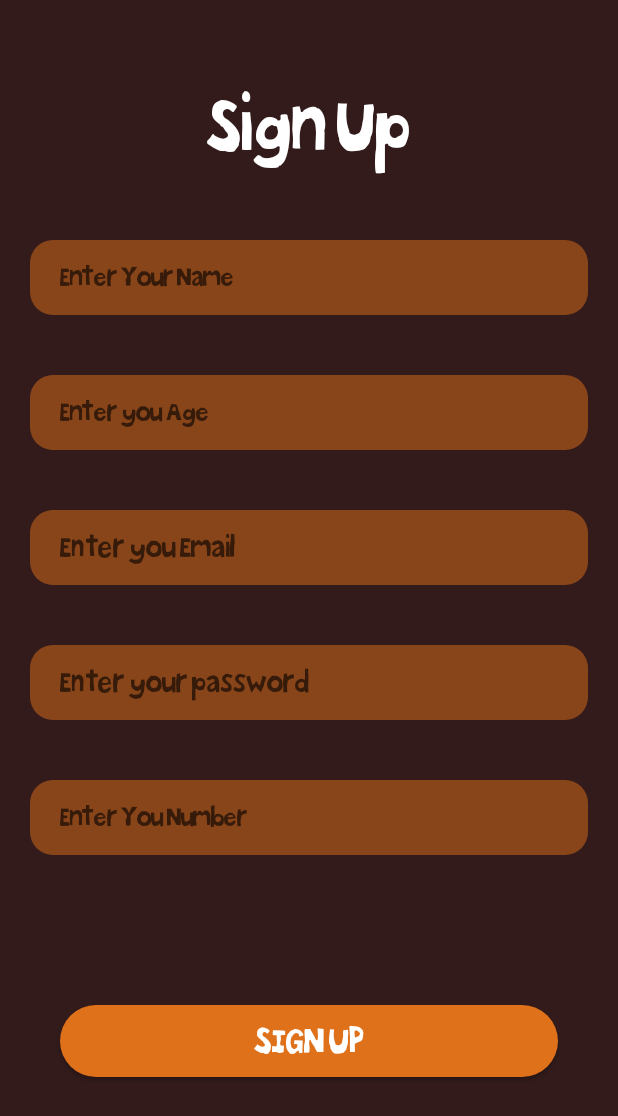
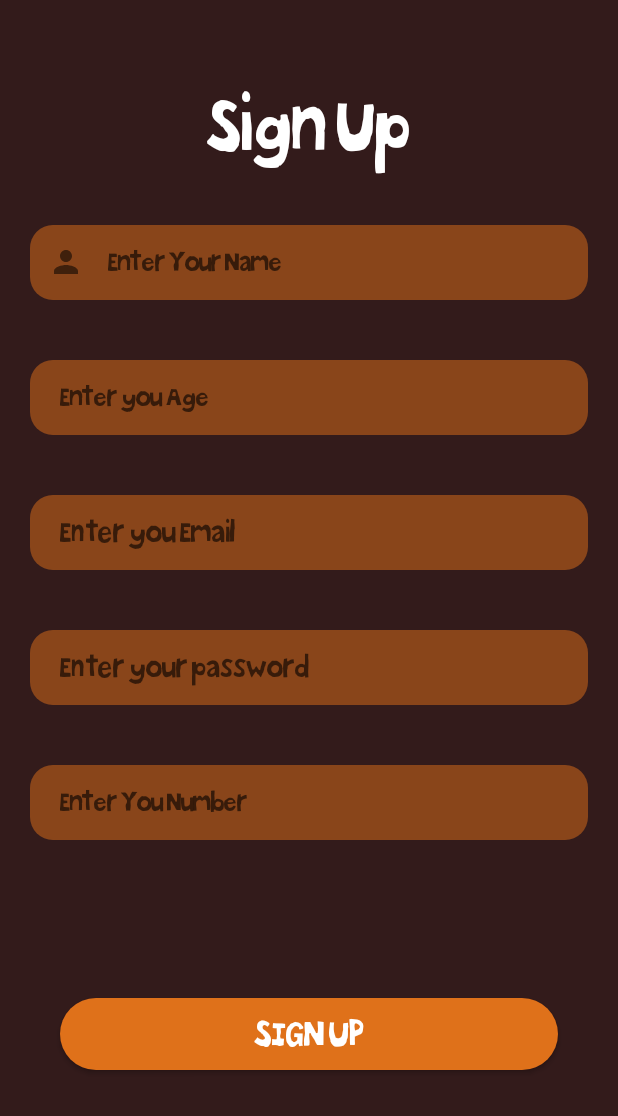
Before and after one commit to SuhibAlabed/GentleApp, an Android app: the SignUpPage screen opened directly, with no data from a screen before it, on a phone screen of 412 x 824 dp. Shown: the top 1116 px of the screen. Run offline under Robolectric (Android 15) with nearby library versions, the phone set to English and light mode, and no system bars; our stand-ins replace Firebase (no records; nobody signed in at launch, a user with empty details on screens opened directly).

Commit message:
Update On EditText Name On Signup Screen

```diff
--- a/app/src/main/java/com/example/gentleman_v13/MainPage.java
+++ b/app/src/main/java/com/example/gentleman_v13/MainPage.java
@@ -43,22 +43,24 @@ public class MainPage extends Utilities implements NavigationView.OnNavigationIt
     private NavigationView navigationView;
     private BottomNavigationView bottomNavigation;
     private boolean mSlideState=false;
-    Map<String, Object> user = new HashMap<>();
+    //Map<String, Object> user = new HashMap<>();
     TextView UserName;
     @Override
     protected void onCreate(Bundle savedInstanceState) {
         super.onCreate(savedInstanceState);
         setContentView(R.layout.activity_main_page);
-        mAuth = FirebaseAuth.getInstance();
+        mAuth                                 = FirebaseAuth.getInstance();
 
-        UserName = (TextView) findViewById(R.id.Username);
-        drawerLayout = (DrawerLayout) findViewById(R.id.drawerLayout);
-        navigationView = findViewById(R.id.navigationView);
-        bottomNavigation = findViewById(R.id.bottom_navigation);
-        final FragmentTransaction transaction = getSupportFragmentManager().beginTransaction();
+        UserName                              = (TextView) findViewById(R.id.Username);
+        drawerLayout                          = (DrawerLayout) findViewById(R.id.drawerLayout);
 
-        HomeFragment homeFragment = new HomeFragment();
-        FavoritesFragment favoritesFragment = new FavoritesFragment();
+        navigationView                        = findViewById(R.id.navigationView);
+        bottomNavigation                      = findViewById(R.id.bottom_navigation);
+
+        FragmentTransaction transaction = getSupportFragmentManager().beginTransaction();
+
+        HomeFragment homeFragment             = new HomeFragment();
+        FavoritesFragment favoritesFragment   = new FavoritesFragment();
 
         //Listener for Sidebar items
         navigationView.setNavigationItemSelectedListener(new NavigationView.OnNavigationItemSelectedListener() {
@@ -66,7 +68,6 @@ public class MainPage extends Utilities implements NavigationView.OnNavigationIt
             public boolean onNavigationItemSelected(@NonNull MenuItem item) {
                 switch(item.getItemId()){
                     case R.id.LogoutBtn:
-//                        sideBar();
                         signOut();
                         break;
                     case R.id.Settings:
@@ -75,26 +76,20 @@ public class MainPage extends Utilities implements NavigationView.OnNavigationIt
                 return true;
             }
         });
+
+
         //Listener for Bottom navigation
         bottomNavigation.setOnItemSelectedListener(new  NavigationBarView.OnItemSelectedListener(){
             @Override
             public boolean onNavigationItemSelected(@NonNull MenuItem item) {
                 switch(item.getItemId()){
                     case R.id.Home:
-//                        getSupportFragmentManager().beginTransaction().replace(R.id.flFragment, homeFragment).commit();
                         getSupportFragmentManager().beginTransaction().replace(R.id.flFragment, homeFragment).commit();
-//                        transaction.replace(R.id.flFragment, homeFragment);
-//                        transaction.addToBackStack(null);
-//                        transaction.commit();
                         return true;
                     case R.id.Menu:
                         sideBar();
                       break;
                     case R.id.Save:
-
-//                        transaction.replace(R.id.flFragment, favoritesFragment);
-//                        transaction.addToBackStack(null);
-//                        transaction.commit();
                         getSupportFragmentManager().beginTransaction().replace(R.id.flFragment, favoritesFragment).commit();
                         return true;
                     default:
@@ -122,16 +117,17 @@ public class MainPage extends Utilities implements NavigationView.OnNavigationIt
 
     }
 
-//   When Start App
+//  When Start this Page
     public void onStart() {
         super.onStart();
+        bottomNavigation.setSelectedItemId(R.id.Home);
         // Check if user is signed in (non-null) and update UI accordingly.
         FirebaseUser currentUser = mAuth.getCurrentUser();
         if(currentUser != null){
             getData(currentUser.getUid());
-//            CheckAdmin(currentUser.getUid());
-//            Toast.makeText(getApplicationContext(), currentUser.getUid(),
-//                    Toast.LENGTH_SHORT).show();
+//           CheckAdmin(currentUser.getUid());
+//           Toast.makeText(getApplicationContext(), currentUser.getUid(),
+//           Toast.LENGTH_SHORT).show();
         }else{
             UserName.setText("Guest");
         }
@@ -139,15 +135,16 @@ public class MainPage extends Utilities implements NavigationView.OnNavigationIt
     }
 
 
-//Sign Out Button
+   //Sign Out Button
     public void signOut() {
         FirebaseAuth.getInstance().signOut();
         Intent MainActivity= new Intent(getApplicationContext(),MainActivity.class);
         startActivity(MainActivity);
     }
 
+
+    //Retrieve The Date from Firebase by UserId
     public void getData(String UserId){
-
         FirebaseFirestore db = FirebaseFirestore.getInstance();
         db.collection("users")
                 .whereEqualTo("UserId", UserId)
@@ -157,7 +154,7 @@ public class MainPage extends Utilities implements NavigationView.OnNavigationIt
                     public void onComplete(@NonNull Task<QuerySnapshot> task) {
                         if (task.isSuccessful()) {
                             for (QueryDocumentSnapshot document : task.getResult()) {
-//                                Log.d(TAG, document.getId() + " => " + document.getData());
+                              //Log.d(TAG, document.getId() + " => " + document.getData());
                                 UserName.setText(document.getString("FullName"));
                             }
                         } else {
@@ -170,14 +167,6 @@ public class MainPage extends Utilities implements NavigationView.OnNavigationIt
 
 
 
-//    public void sideBar(){
-//        ActionBarDrawerToggle actionBarDrawerToggle  = new ActionBarDrawerToggle(this,drawerLayout,R.string.open,R.string.close);
-//        drawerLayout.addDrawerListener(actionBarDrawerToggle);
-//        actionBarDrawerToggle.syncState();
-//        navigationView.setNavigationItemSelectedListener(this);
-//    }
-
-
     @Override
     public boolean onNavigationItemSelected(@NonNull MenuItem item) {
         return false;
@@ -188,6 +177,8 @@ public class MainPage extends Utilities implements NavigationView.OnNavigationIt
 
     }
 
+
+
     @SuppressLint("RtlHardcoded")
     public void sideBar() {
         if(mSlideState){
--- /dev/null
+++ b/app/src/main/res/drawable/ic_baseline_check_circle_24.xml
@@ -0,0 +1,5 @@
+<vector android:height="24dp" android:tint="#FFFFFF"
+    android:viewportHeight="24" android:viewportWidth="24"
+    android:width="24dp" xmlns:android="http://schemas.android.com/apk/res/android">
+    <path android:fillColor="@android:color/white" android:pathData="M12,2C6.48,2 2,6.48 2,12s4.48,10 10,10 10,-4.48 10,-10S17.52,2 12,2zM10,17l-5,-5 1.41,-1.41L10,14.17l7.59,-7.59L19,8l-9,9z"/>
+</vector>
--- /dev/null
+++ b/app/src/main/res/drawable/ic_baseline_person_24.xml
@@ -0,0 +1,5 @@
+<vector android:height="24dp" android:tint="#FFFFFF"
+    android:viewportHeight="24" android:viewportWidth="24"
+    android:width="24dp" xmlns:android="http://schemas.android.com/apk/res/android">
+    <path android:fillColor="@android:color/white" android:pathData="M12,12c2.21,0 4,-1.79 4,-4s-1.79,-4 -4,-4 -4,1.79 -4,4 1.79,4 4,4zM12,14c-2.67,0 -8,1.34 -8,4v2h16v-2c0,-2.66 -5.33,-4 -8,-4z"/>
+</vector>
--- a/app/src/main/res/layout/activity_sign_up_page.xml
+++ b/app/src/main/res/layout/activity_sign_up_page.xml
@@ -23,25 +23,75 @@
         app:layout_constraintTop_toTopOf="parent" />
 
 
-    <EditText
-        android:id="@+id/editTextTextPersonName"
+<!--    <com.google.android.material.textfield.TextInputLayout-->
+<!--        android:id="@+id/editTextTextPersonName"-->
+<!--        android:layout_width="match_parent"-->
+<!--        android:layout_height="50dp"-->
+<!--        android:layout_marginStart="20dp"-->
+<!--        android:layout_marginEnd="20dp"-->
+<!--        android:background="@drawable/rounded_corner_edit_text"-->
+<!--        android:fontFamily="@font/kharabeeshfont1"-->
+<!--        android:hint="Enter you Name"-->
+<!--        android:singleLine="true"-->
+<!--        android:textColor="#fff"-->
+<!--        app:hintEnabled="true"-->
+<!--        app:layout_constraintEnd_toEndOf="parent"-->
+<!--        app:layout_constraintHorizontal_bias="1.0"-->
+
+<!--        app:layout_constraintStart_toStartOf="parent"-->
+<!--        app:layout_constraintTop_toBottomOf="@+id/textView3"-->
+<!--        app:startIconDrawable="@drawable/ic_baseline_person_24">-->
+
+<!--    </com.google.android.material.textfield.TextInputLayout>-->
+
+
+    <com.google.android.material.textfield.TextInputLayout
+        android:id="@+id/editTextTextPersonNameLayout"
         android:layout_width="match_parent"
-        android:layout_height="50dp"
+        android:layout_height="wrap_content"
         android:layout_marginStart="20dp"
-        android:layout_marginTop="40dp"
         android:layout_marginEnd="20dp"
-        android:background="@drawable/rounded_corner_edit_text"
-        android:ems="10"
         android:fontFamily="@font/kharabeeshfont1"
-        android:hint="Enter Your Name"
-        android:inputType="textPersonName"
-        android:paddingLeft="20dp"
-        android:singleLine="true"
+        android:layout_marginTop="30dp"
         android:textColor="#fff"
         app:layout_constraintEnd_toEndOf="parent"
         app:layout_constraintHorizontal_bias="1.0"
         app:layout_constraintStart_toStartOf="parent"
-        app:layout_constraintTop_toBottomOf="@+id/textView3" />
+        app:layout_constraintTop_toBottomOf="@+id/textView3"
+        app:startIconDrawable="@drawable/ic_baseline_person_24"
+        app:hintEnabled="false"
+
+        >
+
+        <com.google.android.material.textfield.TextInputEditText
+            android:id="@+id/editTextTextPersonName"
+            app:expandedHintEnabled="false"
+            android:layout_width="match_parent"
+            android:layout_height="50dp"
+            android:hint="Enter Your Name"
+            android:textColor="#fff"
+            android:fontFamily="@font/kharabeeshfont1"
+            android:background="@drawable/rounded_corner_edit_text"/>
+    </com.google.android.material.textfield.TextInputLayout>
+<!--    <EditText-->
+<!--        android:id="@+id/editTextTextPersonName"-->
+<!--        android:layout_width="match_parent"-->
+<!--        android:layout_height="50dp"-->
+<!--        android:layout_marginStart="20dp"-->
+<!--        android:layout_marginTop="40dp"-->
+<!--        android:layout_marginEnd="20dp"-->
+<!--        android:background="@drawable/rounded_corner_edit_text"-->
+<!--        android:ems="10"-->
+<!--        android:fontFamily="@font/kharabeeshfont1"-->
+<!--        android:hint="Enter Your Name"-->
+<!--        android:inputType="textPersonName"-->
+<!--        android:paddingLeft="20dp"-->
+<!--        android:singleLine="true"-->
+<!--        android:textColor="#fff"-->
+<!--        app:layout_constraintEnd_toEndOf="parent"-->
+<!--        app:layout_constraintHorizontal_bias="1.0"-->
+<!--        app:layout_constraintStart_toStartOf="parent"-->
+<!--        app:layout_constraintTop_toBottomOf="@+id/textView3" />-->
 
     <EditText
         android:id="@+id/editTextNumber"
@@ -60,7 +110,7 @@
         android:textColor="#fff"
         app:layout_constraintEnd_toEndOf="parent"
         app:layout_constraintStart_toStartOf="parent"
-        app:layout_constraintTop_toBottomOf="@+id/editTextTextPersonName" />
+        app:layout_constraintTop_toBottomOf="@+id/editTextTextPersonNameLayout" />
 
     <EditText
         android:id="@+id/editTextTextEmailAddress"
--- a/app/src/main/res/values/strings.xml
+++ b/app/src/main/res/values/strings.xml
@@ -29,4 +29,5 @@
     <string name="menu_slideshow">Slideshow</string>
     <string name="open">Open</string>
     <string name="close">Close</string>
+    <string name="content_description_end_icon">Enter Your Name</string>
 </resources>
```
